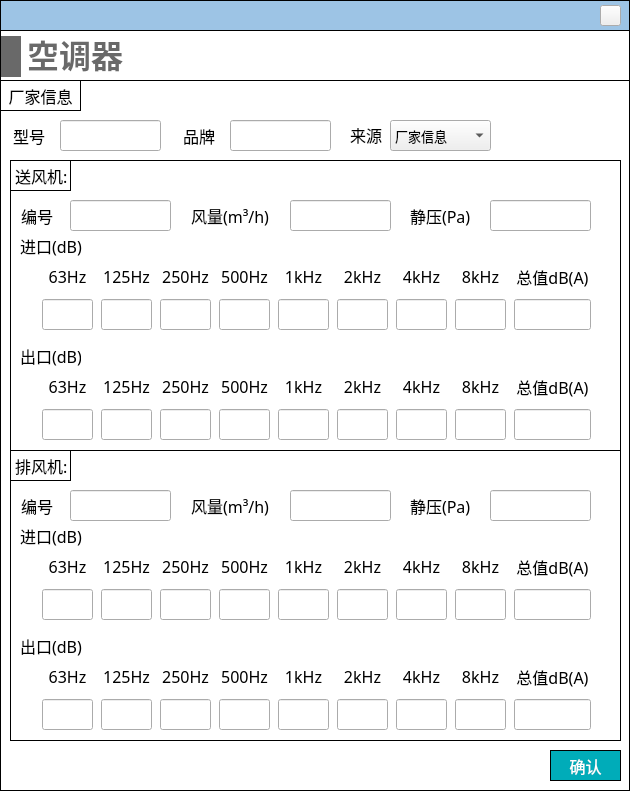
Old version of the form NoiseCalSoft/inputDialog/dialog_aircondition.ui in the repository SheepBowwow/NoiCal.
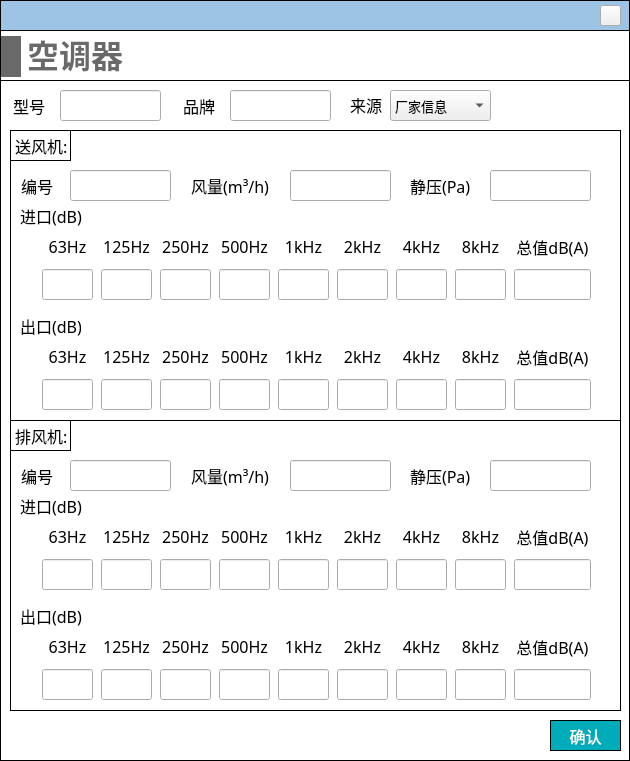
New version of the form. Icons and pictures are not drawn.

Patch:
```diff
--- a/NoiseCalSoft/inputDialog/dialog_aircondition.ui
+++ b/NoiseCalSoft/inputDialog/dialog_aircondition.ui
@@ -7,7 +7,7 @@
     <x>0</x>
     <y>0</y>
     <width>630</width>
-    <height>791</height>
+    <height>761</height>
    </rect>
   </property>
   <property name="windowTitle">
@@ -37,7 +37,7 @@
      <x>0</x>
      <y>30</y>
      <width>630</width>
-     <height>761</height>
+     <height>731</height>
     </rect>
    </property>
    <property name="sizePolicy">
@@ -58,7 +58,7 @@
       <x>0</x>
       <y>50</y>
       <width>630</width>
-      <height>711</height>
+      <height>681</height>
      </rect>
     </property>
     <property name="sizePolicy">
@@ -98,7 +98,7 @@
      <property name="geometry">
       <rect>
        <x>183</x>
-       <y>40</y>
+       <y>10</y>
        <width>41</width>
        <height>31</height>
       </rect>
@@ -129,7 +129,7 @@
      <property name="geometry">
       <rect>
        <x>230</x>
-       <y>40</y>
+       <y>10</y>
        <width>101</width>
        <height>31</height>
       </rect>
@@ -157,7 +157,7 @@
      <property name="geometry">
       <rect>
        <x>60</x>
-       <y>40</y>
+       <y>10</y>
        <width>101</width>
        <height>31</height>
       </rect>
@@ -185,7 +185,7 @@
      <property name="geometry">
       <rect>
        <x>13</x>
-       <y>40</y>
+       <y>10</y>
        <width>41</width>
        <height>31</height>
       </rect>
@@ -216,7 +216,7 @@
      <property name="geometry">
       <rect>
        <x>10</x>
-       <y>80</y>
+       <y>50</y>
        <width>611</width>
        <height>291</height>
       </rect>
@@ -1533,7 +1533,7 @@
      <property name="geometry">
       <rect>
        <x>10</x>
-       <y>370</y>
+       <y>340</y>
        <width>611</width>
        <height>291</height>
       </rect>
@@ -2904,7 +2904,7 @@
      <property name="geometry">
       <rect>
        <x>550</x>
-       <y>670</y>
+       <y>640</y>
        <width>71</width>
        <height>31</height>
       </rect>
@@ -2947,36 +2947,11 @@
       <string>确认</string>
      </property>
     </widget>
-    <widget class="QLabel" name="label_48">
-     <property name="geometry">
-      <rect>
-       <x>0</x>
-       <y>0</y>
-       <width>81</width>
-       <height>31</height>
-      </rect>
-     </property>
-     <property name="font">
-      <font>
-       <family>黑体</family>
-       <pointsize>-1</pointsize>
-      </font>
-     </property>
-     <property name="styleSheet">
-      <string notr="true">border: 1px solid #000000;</string>
-     </property>
-     <property name="text">
-      <string>厂家信息</string>
-     </property>
-     <property name="alignment">
-      <set>Qt::AlignCenter</set>
-     </property>
-    </widget>
     <widget class="QLabel" name="label_49">
      <property name="geometry">
       <rect>
        <x>350</x>
-       <y>39</y>
+       <y>9</y>
        <width>41</width>
        <height>31</height>
       </rect>
@@ -2995,7 +2970,7 @@
      <property name="geometry">
       <rect>
        <x>390</x>
-       <y>40</y>
+       <y>10</y>
        <width>101</width>
        <height>31</height>
       </rect>
```
